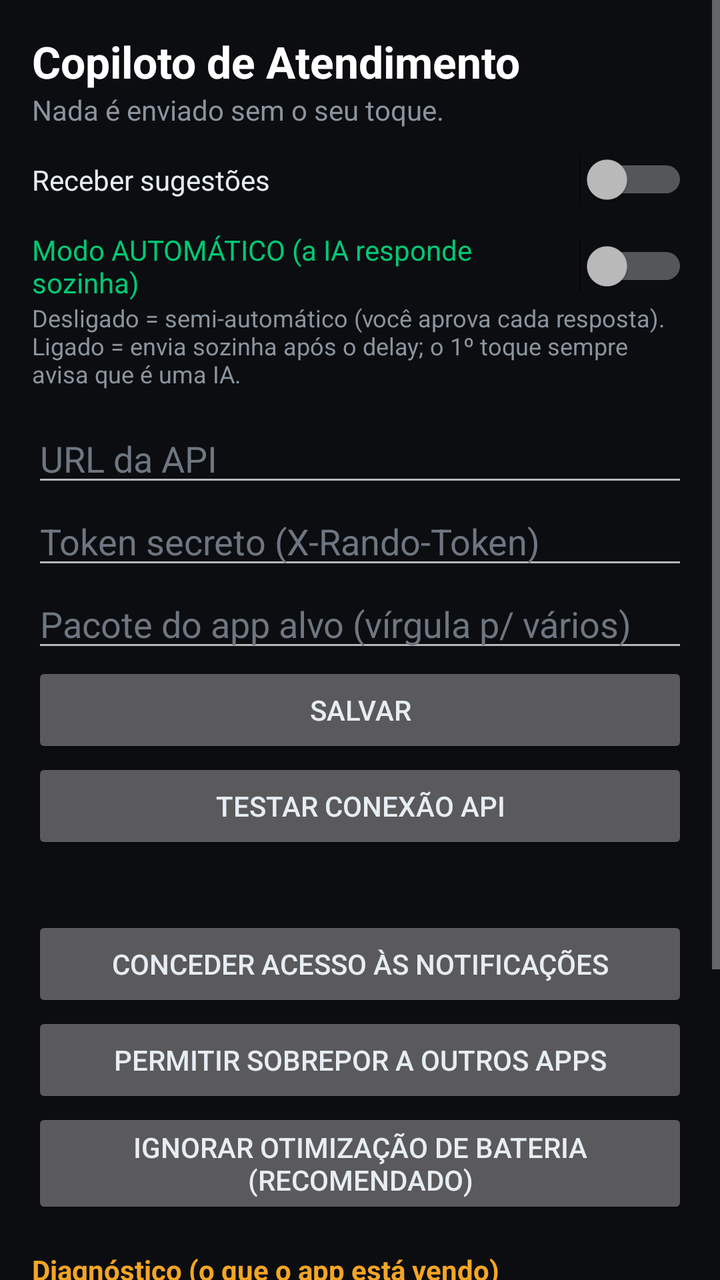
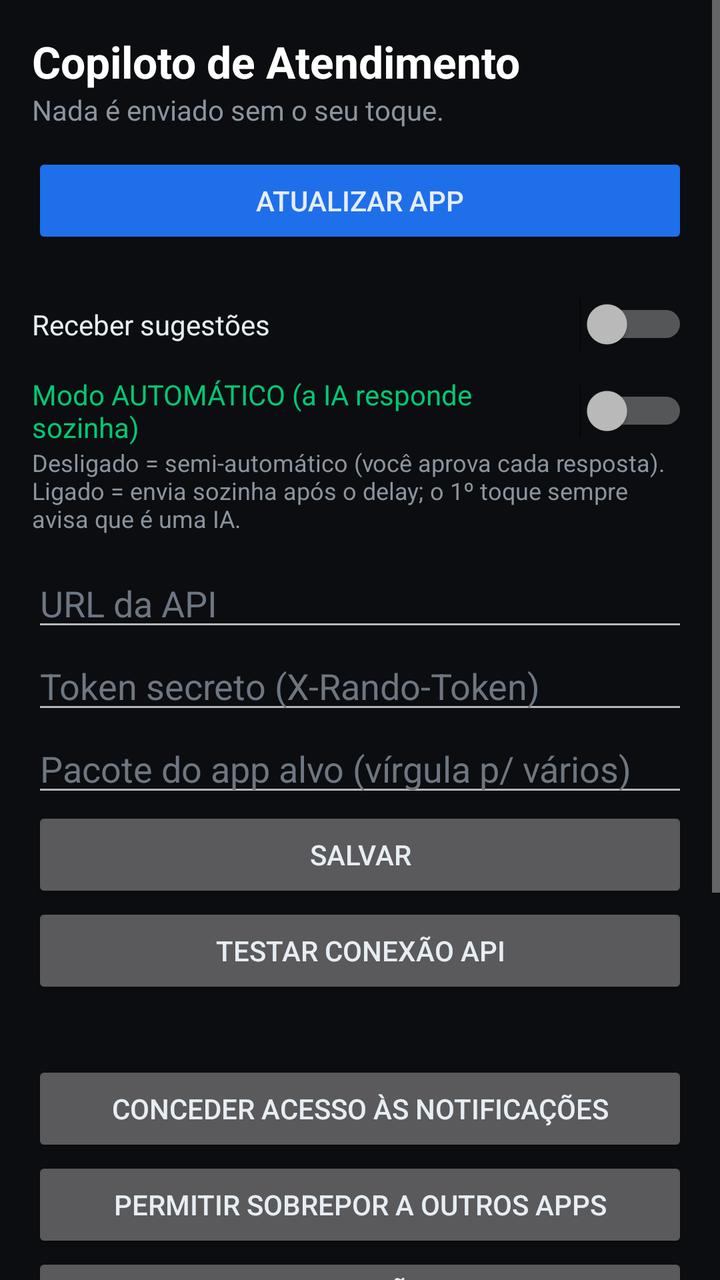

Screens rendered from an Android XML layout before and after an edit, with the pre-edit source and the edit as a unified diff.
<!-- AndroidManifest.xml: application theme Theme.Copiloto -->
<!-- res/layout/activity_main.xml -->
<?xml version="1.0" encoding="utf-8"?>
<ScrollView xmlns:android="http://schemas.android.com/apk/res/android"
    android:layout_width="match_parent" android:layout_height="match_parent"
    android:background="#0B0D10" android:fillViewport="true">

    <LinearLayout
        android:layout_width="match_parent" android:layout_height="wrap_content"
        android:orientation="vertical" android:padding="16dp">

        <TextView android:layout_width="wrap_content" android:layout_height="wrap_content"
            android:text="Copiloto de Atendimento" android:textColor="#FFFFFF"
            android:textSize="22sp" android:textStyle="bold" />
        <TextView android:layout_width="wrap_content" android:layout_height="wrap_content"
            android:layout_marginBottom="12dp"
            android:text="Nada é enviado sem o seu toque." android:textColor="#8B949E" />

        <Switch android:id="@+id/swAtivo" android:layout_width="match_parent"
            android:layout_height="wrap_content" android:text="Receber sugestões"
            android:textColor="#E6EDF3" android:layout_marginBottom="12dp" />

        <Switch android:id="@+id/swAuto" android:layout_width="match_parent"
            android:layout_height="wrap_content" android:text="Modo AUTOMÁTICO (a IA responde sozinha)"
            android:textColor="#00C875" />
        <TextView android:id="@+id/tvAutoInfo" android:layout_width="match_parent"
            android:layout_height="wrap_content" android:layout_marginBottom="12dp"
            android:textColor="#8B949E" android:textSize="12sp"
            android:text="Desligado = semi-automático (você aprova cada resposta). Ligado = envia sozinha após o delay; o 1º toque sempre avisa que é uma IA." />

        <EditText android:id="@+id/etUrl" android:layout_width="match_parent"
            android:layout_height="wrap_content" android:hint="URL da API"
            android:inputType="textUri" android:textColor="#E6EDF3" android:textColorHint="#6E7681" />
        <EditText android:id="@+id/etToken" android:layout_width="match_parent"
            android:layout_height="wrap_content" android:hint="Token secreto (X-Rando-Token)"
            android:inputType="textPassword" android:textColor="#E6EDF3" android:textColorHint="#6E7681" />
        <EditText android:id="@+id/etPkg" android:layout_width="match_parent"
            android:layout_height="wrap_content" android:hint="Pacote do app alvo (vírgula p/ vários)"
            android:inputType="text" android:textColor="#E6EDF3" android:textColorHint="#6E7681" />

        <Button android:id="@+id/btSalvar" android:layout_width="match_parent"
            android:layout_height="wrap_content" android:text="SALVAR" />

        <Button android:id="@+id/btTest" android:layout_width="match_parent"
            android:layout_height="wrap_content" android:text="TESTAR CONEXÃO API" />

        <TextView android:id="@+id/tvPerm" android:layout_width="match_parent"
            android:layout_height="wrap_content" android:layout_marginTop="12dp"
            android:textColor="#E6EDF3" />
        <Button android:id="@+id/btNotif" android:layout_width="match_parent"
            android:layout_height="wrap_content" android:text="Conceder acesso às notificações" />
        <Button android:id="@+id/btOverlay" android:layout_width="match_parent"
            android:layout_height="wrap_content" android:text="Permitir sobrepor a outros apps" />

        <Button android:id="@+id/btBattery" android:layout_width="match_parent"
            android:layout_height="wrap_content" android:text="Ignorar otimização de bateria (recomendado)" />

        <TextView android:layout_width="wrap_content" android:layout_height="wrap_content"
            android:layout_marginTop="16dp" android:text="Diagnóstico (o que o app está vendo)"
            android:textColor="#F5A524" android:textStyle="bold" />
        <Button android:id="@+id/btUsePkg" android:layout_width="match_parent"
            android:layout_height="wrap_content" android:text="USAR PACOTE DA ÚLTIMA NOTIFICAÇÃO RECEBIDA" />
        <TextView android:id="@+id/tvDiag" android:layout_width="match_parent"
            android:layout_height="wrap_content" android:background="#161B22"
            android:padding="12dp" android:textColor="#C9D1D9" android:textSize="11sp"
            android:text="Nenhuma notificação vista ainda. Se continuar vazio com mensagens chegando, falta o acesso às notificações." />

        <TextView android:layout_width="wrap_content" android:layout_height="wrap_content"
            android:layout_marginTop="16dp" android:text="Últimas sugestões"
            android:textColor="#00C875" android:textStyle="bold" />
        <TextView android:id="@+id/tvHist" android:layout_width="match_parent"
            android:layout_height="wrap_content" android:background="#161B22"
            android:padding="12dp" android:textColor="#E6EDF3" android:text="—" />
    </LinearLayout>
</ScrollView>
<!-- resources referenced by this layout -->
<resources>
  <style name="Theme.Copiloto" parent="Theme.AppCompat.NoActionBar">
          <item name="android:windowBackground">#0B0D10</item>
          <item name="android:textColor">#E6EDF3</item>
          <item name="android:statusBarColor">#0B0D10</item>
      </style>
</resources>

<!-- the commit's change to res/layout/activity_main.xml (unified diff, before → after) -->
@@ -13,6 +13,13 @@
         <TextView android:layout_width="wrap_content" android:layout_height="wrap_content"
             android:layout_marginBottom="12dp"
             android:text="Nada é enviado sem o seu toque." android:textColor="#8B949E" />
+
+        <Button android:id="@+id/btUpdate" android:layout_width="match_parent"
+            android:layout_height="wrap_content" android:backgroundTint="#1F6FEB"
+            android:text="ATUALIZAR APP" />
+        <TextView android:id="@+id/tvVer" android:layout_width="wrap_content"
+            android:layout_height="wrap_content" android:layout_marginBottom="8dp"
+            android:textColor="#8B949E" android:textSize="12sp" />
 
         <Switch android:id="@+id/swAtivo" android:layout_width="match_parent"
             android:layout_height="wrap_content" android:text="Receber sugestões"
